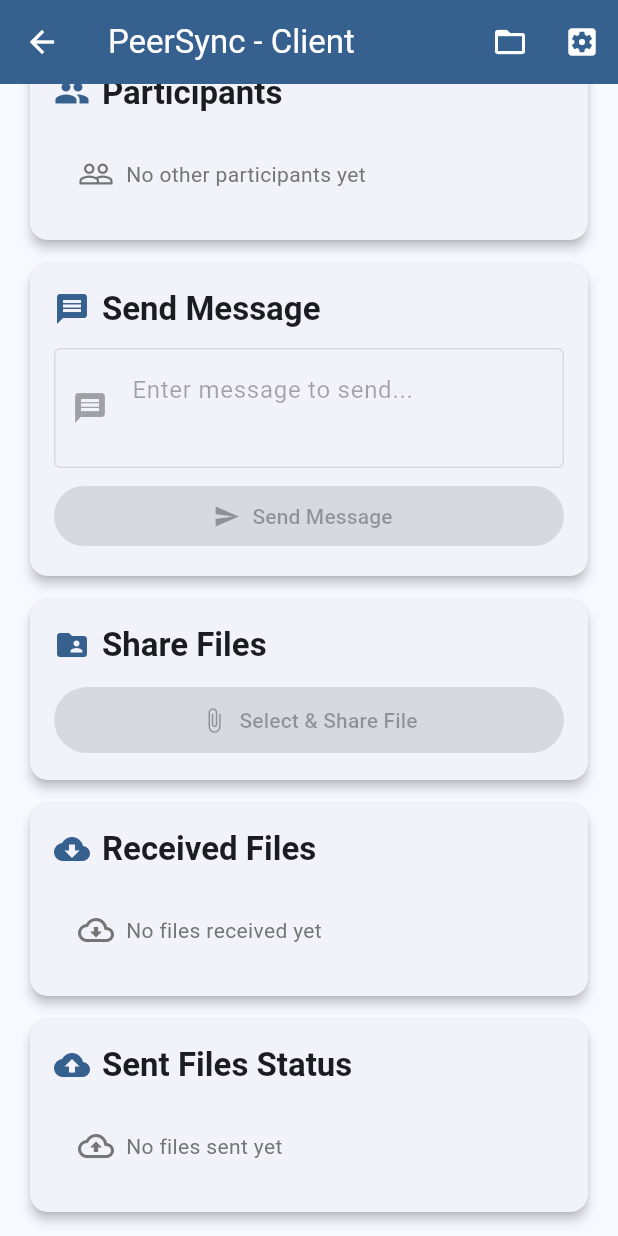
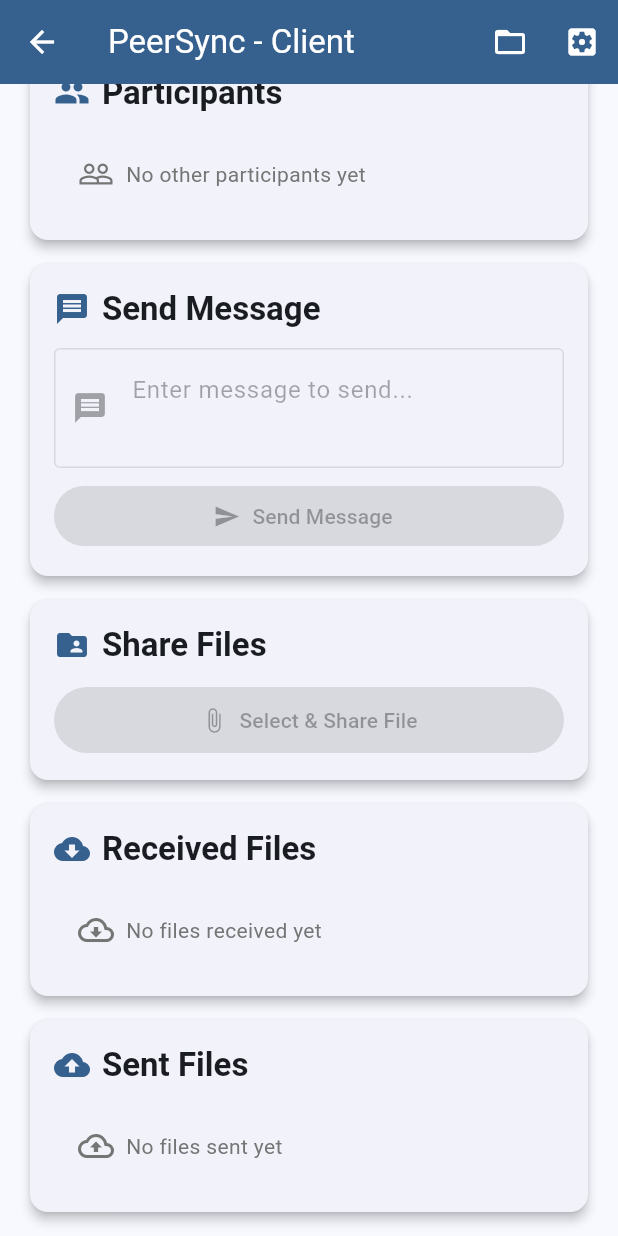
Before and after one commit to Tharaka-Chathuranga/Folder_sync, a Flutter app: the ImprovedClientScreen screen opened directly, scrolled down 314 dp, on a phone screen of 412 x 824 dp. Run offline on Flutter 3.47's test engine with Material 3 defaults, Android fonts, the light colour scheme and no system bars; our stand-ins replace chewie, file_picker, open_filex, permission_handler, photo_view, qr_flutter and 2 more; missing offline and left inert: flutter_p2p_connection, qr_code_scanner, syncfusion_flutter_pdfviewer.

Commit message:
UI changes done

```diff
--- a/lib/screens/improved_client_screen.dart
+++ b/lib/screens/improved_client_screen.dart
@@ -755,7 +755,7 @@ class _ImprovedClientScreenState extends State<ImprovedClientScreen> {
             ], icon: Icons.cloud_download),
 
             // Sent Files Status Section
-            _buildSection("Sent Files Status", [
+            _buildSection("Sent Files", [
               StreamBuilder<List<HostedFileInfo>>(
                 stream: p2pInterface.streamSentFilesInfo(),
                 builder: (context, snapshot) {
```
